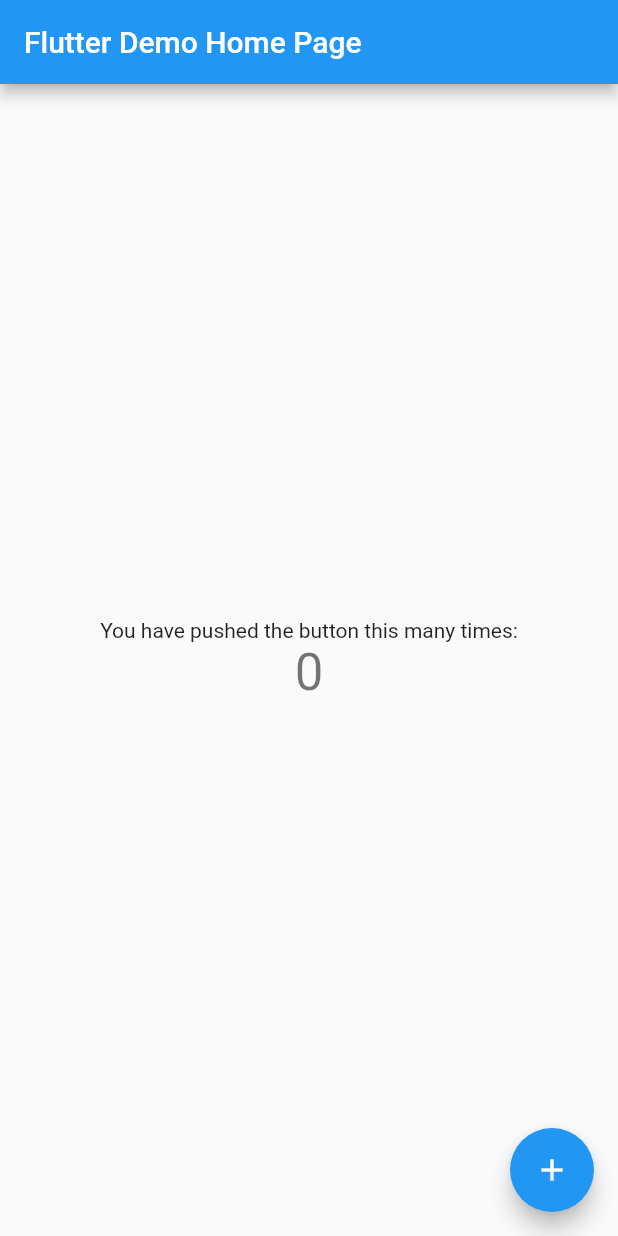
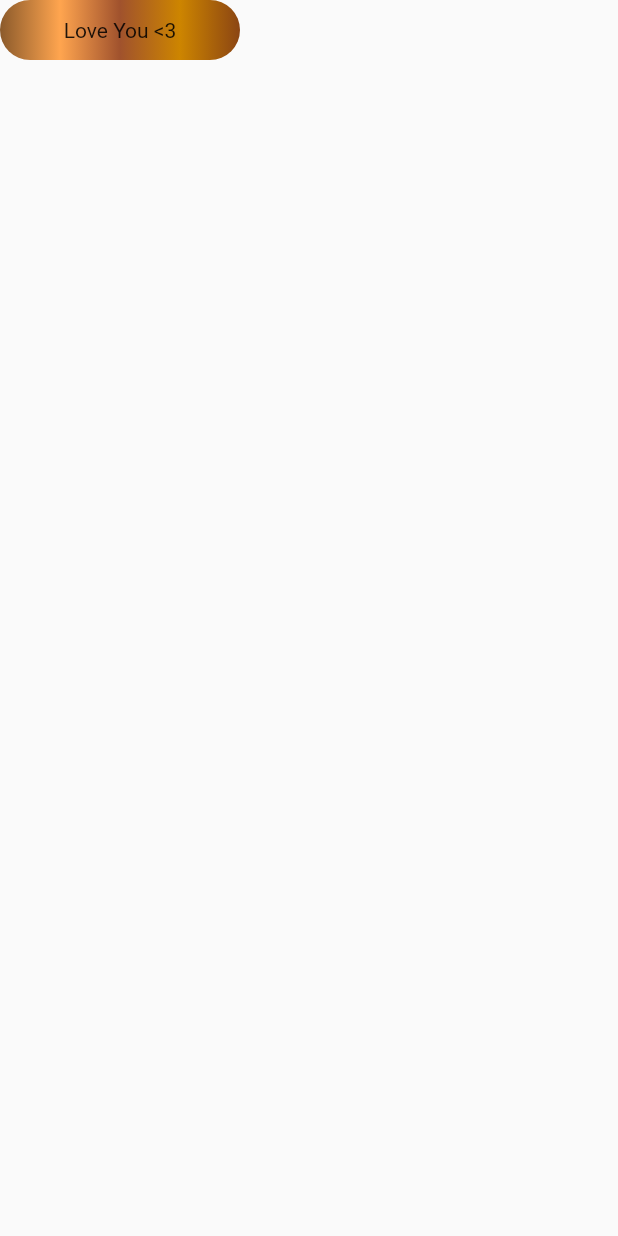
Before and after one commit to YunaW-Dev/fluffy-flutter, a Flutter app: the screen it shows after launch, on a phone screen of 412 x 824 dp. Run offline on Flutter 3.47's test engine with Material 2 defaults, Android fonts, the phone set to English and light mode, and no system bars; our stand-ins replace vibration.

```diff
--- /dev/null
+++ b/lib/home.dart
@@ -0,0 +1,56 @@
+import 'package:flutter/cupertino.dart';
+import 'package:flutter/material.dart';
+import 'package:vibration/vibration.dart';
+
+
+class HomeScreen extends StatefulWidget {
+  @override
+  __HomeScreenState createState() => __HomeScreenState();
+}
+
+  Future<bool> verifyVibration() async{
+    if (await Vibration.hasVibrator()) {
+      Vibration.vibrate();
+      if (await Vibration.hasAmplitudeControl()) {
+        Vibration.vibrate(amplitude: 128);
+        if (await Vibration.hasCustomVibrationsSupport()) {
+          Vibration.vibrate(duration: 1000);
+        } else {
+          Vibration.vibrate();
+          await Future.delayed(Duration(milliseconds: 500));
+          Vibration.vibrate();
+        }
+      }
+    }
+  }
+
+class __HomeScreenState extends State<HomeScreen> {
+  @override
+  Widget build(BuildContext context) {
+    return Scaffold(
+      body: Container(
+        child: GestureDetector(
+          onTap: verifyVibration,
+          child: Container(
+            width: 160,
+            height: 40,
+            decoration: BoxDecoration(
+              gradient: LinearGradient(
+                colors:[
+                Color(0xff8b5a2b),Color(0xffffa54f),Color(0xffa0522d),Color(0xffcd8500),Color(0xff8b4513),
+              ],
+              begin: Alignment.centerLeft,
+              end: Alignment.centerRight),
+              borderRadius: BorderRadius.circular(20)
+            ),
+            child: Center(
+              child: Text(
+                'Love You <3'
+              ),
+            ),
+          ),
+        ),
+      ),
+    );
+  }
+}
--- a/lib/main.dart
+++ b/lib/main.dart
@@ -1,117 +1,17 @@
+
 import 'package:flutter/material.dart';
+import 'home.dart';
 
-void main() {
-  runApp(MyApp());
-}
+void main() => runApp(MyApp());
 
 class MyApp extends StatelessWidget {
-  // This widget is the root of your application.
+
+
   @override
   Widget build(BuildContext context) {
     return MaterialApp(
-      title: 'Flutter Demo',
-      theme: ThemeData(
-        // This is the theme of your application.
-        //
-        // Try running your application with "flutter run". You'll see the
-        // application has a blue toolbar. Then, without quitting the app, try
-        // changing the primarySwatch below to Colors.green and then invoke
-        // "hot reload" (press "r" in the console where you ran "flutter run",
-        // or simply save your changes to "hot reload" in a Flutter IDE).
-        // Notice that the counter didn't reset back to zero; the application
-        // is not restarted.
-        primarySwatch: Colors.blue,
-        // This makes the visual density adapt to the platform that you run
-        // the app on. For desktop platforms, the controls will be smaller and
-        // closer together (more dense) than on mobile platforms.
-        visualDensity: VisualDensity.adaptivePlatformDensity,
-      ),
-      home: MyHomePage(title: 'Flutter Demo Home Page'),
+      debugShowCheckedModeBanner: false,
+      home: HomeScreen(),
     );
   }
 }
-
-class MyHomePage extends StatefulWidget {
-  MyHomePage({Key key, this.title}) : super(key: key);
-
-  // This widget is the home page of your application. It is stateful, meaning
-  // that it has a State object (defined below) that contains fields that affect
-  // how it looks.
-
-  // This class is the configuration for the state. It holds the values (in this
-  // case the title) provided by the parent (in this case the App widget) and
-  // used by the build method of the State. Fields in a Widget subclass are
-  // always marked "final".
-
-  final String title;
-
-  @override
-  _MyHomePageState createState() => _MyHomePageState();
-}
-
-class _MyHomePageState extends State<MyHomePage> {
-  int _counter = 0;
-
-  void _incrementCounter() {
-    setState(() {
-      // This call to setState tells the Flutter framework that something has
-      // changed in this State, which causes it to rerun the build method below
-      // so that the display can reflect the updated values. If we changed
-      // _counter without calling setState(), then the build method would not be
-      // called again, and so nothing would appear to happen.
-      _counter++;
-    });
-  }
-
-  @override
-  Widget build(BuildContext context) {
-    // This method is rerun every time setState is called, for instance as done
-    // by the _incrementCounter method above.
-    //
-    // The Flutter framework has been optimized to make rerunning build methods
-    // fast, so that you can just rebuild anything that needs updating rather
-    // than having to individually change instances of widgets.
-    return Scaffold(
-      appBar: AppBar(
-        // Here we take the value from the MyHomePage object that was created by
-        // the App.build method, and use it to set our appbar title.
-        title: Text(widget.title),
-      ),
-      body: Center(
-        // Center is a layout widget. It takes a single child and positions it
-        // in the middle of the parent.
-        child: Column(
-          // Column is also a layout widget. It takes a list of children and
-          // arranges them vertically. By default, it sizes itself to fit its
-          // children horizontally, and tries to be as tall as its parent.
-          //
-          // Invoke "debug painting" (press "p" in the console, choose the
-          // "Toggle Debug Paint" action from the Flutter Inspector in Android
-          // Studio, or the "Toggle Debug Paint" command in Visual Studio Code)
-          // to see the wireframe for each widget.
-          //
-          // Column has various properties to control how it sizes itself and
-          // how it positions its children. Here we use mainAxisAlignment to
-          // center the children vertically; the main axis here is the vertical
-          // axis because Columns are vertical (the cross axis would be
-          // horizontal).
-          mainAxisAlignment: MainAxisAlignment.center,
-          children: <Widget>[
-            Text(
-              'You have pushed the button this many times:',
-            ),
-            Text(
-              '$_counter',
-              style: Theme.of(context).textTheme.headline4,
-            ),
-          ],
-        ),
-      ),
-      floatingActionButton: FloatingActionButton(
-        onPressed: _incrementCounter,
-        tooltip: 'Increment',
-        child: Icon(Icons.add),
-      ), // This trailing comma makes auto-formatting nicer for build methods.
-    );
-  }
-}
--- a/pubspec.yaml
+++ b/pubspec.yaml
@@ -23,6 +23,7 @@ environment:
 dependencies:
   flutter:
     sdk: flutter
+  vibration:
 
 
   # The following adds the Cupertino Icons font to your application.
```
Also changed, not shown: 4 other files.
